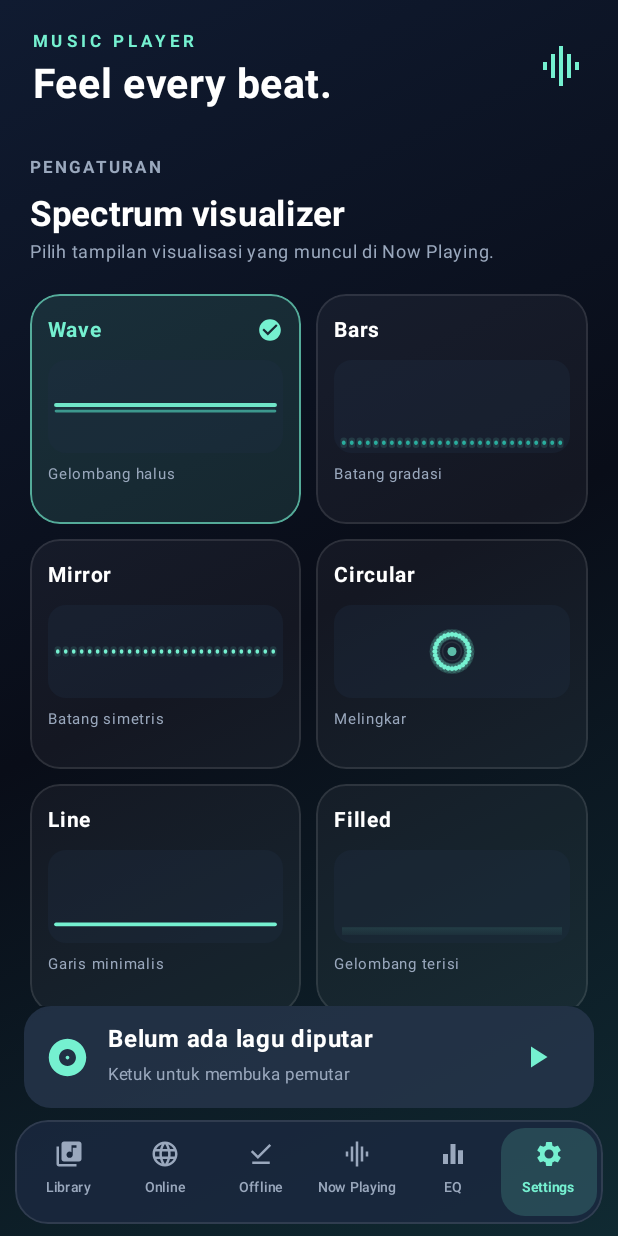
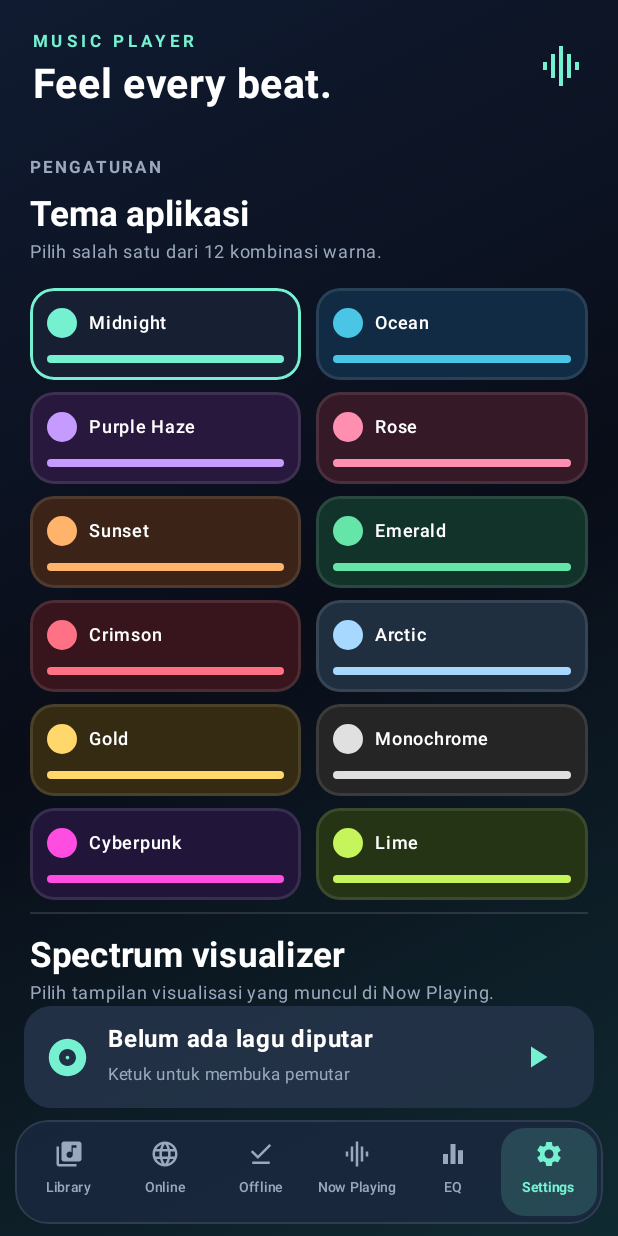
Before and after one commit to Froglands/music_player, an Android app built with Jetpack Compose: the screen it shows after launch (MainActivity), after a tap on "Settings", on a phone screen of 412 x 824 dp. Run offline under Robolectric (Android 15) with nearby library versions, the phone set to English and light mode, and no system bars; 2 statements that could not run were skipped.

Commit message:
feat: add 12 selectable app themes with saved preference

```diff
--- a/app/src/main/java/com/froglands/musicplayer/MainActivity.kt
+++ b/app/src/main/java/com/froglands/musicplayer/MainActivity.kt
@@ -72,10 +72,26 @@ import kotlinx.coroutines.withContext
 import kotlinx.coroutines.launch
 import kotlin.math.*
 
-private val Ink = Color(0xFF090D18)
-private val Panel = Color(0xFF171F32)
-private val Mint = Color(0xFF75F0D0)
-private val Muted = Color(0xFF9AA8BD)
+private data class AppPalette(val name: String, val background: Color, val panel: Color, val accent: Color, val muted: Color)
+private val AppPalettes = listOf(
+    AppPalette("Midnight", Color(0xFF090D18), Color(0xFF171F32), Color(0xFF75F0D0), Color(0xFF9AA8BD)),
+    AppPalette("Ocean", Color(0xFF061827), Color(0xFF102B43), Color(0xFF49C6E5), Color(0xFF9AB8C8)),
+    AppPalette("Purple Haze", Color(0xFF140D22), Color(0xFF28183D), Color(0xFFC69BFF), Color(0xFFB5A6C9)),
+    AppPalette("Rose", Color(0xFF1D0D16), Color(0xFF351927), Color(0xFFFF8FB1), Color(0xFFC7A5B2)),
+    AppPalette("Sunset", Color(0xFF211109), Color(0xFF3B2417), Color(0xFFFFB36B), Color(0xFFD0B29A)),
+    AppPalette("Emerald", Color(0xFF071B16), Color(0xFF123329), Color(0xFF65E6A8), Color(0xFF9BBDAA)),
+    AppPalette("Crimson", Color(0xFF1D090D), Color(0xFF38151D), Color(0xFFFF7185), Color(0xFFC9A0A6)),
+    AppPalette("Arctic", Color(0xFF101923), Color(0xFF202F40), Color(0xFFA7D8FF), Color(0xFFB0C2D2)),
+    AppPalette("Gold", Color(0xFF1B1708), Color(0xFF342B12), Color(0xFFFFD76A), Color(0xFFC9BD94)),
+    AppPalette("Monochrome", Color(0xFF101010), Color(0xFF252525), Color(0xFFE0E0E0), Color(0xFFAAAAAA)),
+    AppPalette("Cyberpunk", Color(0xFF10091F), Color(0xFF21163A), Color(0xFFFF4DE1), Color(0xFFB5A0D4)),
+    AppPalette("Lime", Color(0xFF101807), Color(0xFF253414), Color(0xFFC5F45B), Color(0xFFB3C58C))
+)
+private val activePalette = mutableStateOf(AppPalettes.first())
+private val Ink get() = activePalette.value.background
+private val Panel get() = activePalette.value.panel
+private val Mint get() = activePalette.value.accent
+private val Muted get() = activePalette.value.muted
 private val TargetFrequencies = floatArrayOf(31f, 63f, 125f, 250f, 500f, 1000f, 2000f, 4000f, 8000f, 10000f, 12000f, 16000f)
 private val FrequencyLabels = listOf("31", "63", "125", "250", "500", "1k", "2k", "4k", "8k", "10k", "12k", "16k")
 
@@ -210,6 +226,7 @@ private fun MusicPlayerApp(
     var libraryScrollIndex by rememberSaveable { mutableIntStateOf(0) }
     var libraryScrollOffset by rememberSaveable { mutableIntStateOf(0) }
     var lyricsEnabled by rememberSaveable { mutableStateOf(true) }
+    var selectedTheme by rememberSaveable { mutableStateOf("Midnight") }
     val appContext = androidx.compose.ui.platform.LocalContext.current
     val preferences = remember { appContext.getSharedPreferences("music_player_preferences", android.content.Context.MODE_PRIVATE) }
     var lyricsText by remember { mutableStateOf("") }
@@ -243,6 +260,8 @@ private fun MusicPlayerApp(
     var spectrumStyle by remember { mutableStateOf(SpectrumStyle.WAVE) }
     LaunchedEffect(Unit) {
         lyricsEnabled = preferences.getBoolean("lyrics_enabled", true)
+        selectedTheme = preferences.getString("app_theme", "Midnight") ?: "Midnight"
+        activePalette.value = AppPalettes.firstOrNull { it.name == selectedTheme } ?: AppPalettes.first()
         spectrumStyle = runCatching { SpectrumStyle.valueOf(preferences.getString("spectrum_style", "WAVE") ?: "WAVE") }.getOrDefault(SpectrumStyle.WAVE)
     }
     var audioSessionId by remember { mutableIntStateOf(0) }
@@ -497,7 +516,13 @@ private fun MusicPlayerApp(
                         onLyricsEnabled = { enabled -> lyricsEnabled = enabled; preferences.edit().putBoolean("lyrics_enabled", enabled).apply() },
                         audioQuality = audioDownloadQuality, videoQuality = videoDownloadQuality,
                         onAudioQuality = { value -> audioDownloadQuality = value; preferences.edit().putString("download_audio_quality", value).apply() },
-                        onVideoQuality = { value -> videoDownloadQuality = value; preferences.edit().putString("download_video_quality", value).apply() }
+                        onVideoQuality = { value -> videoDownloadQuality = value; preferences.edit().putString("download_video_quality", value).apply() },
+                        selectedTheme = selectedTheme,
+                        onThemeSelected = { name ->
+                            selectedTheme = name
+                            activePalette.value = AppPalettes.first { it.name == name }
+                            preferences.edit().putString("app_theme", name).apply()
+                        }
                     )
                 }
             }
@@ -853,11 +878,37 @@ private fun SpectrumDots(levels: List<Float>, modifier: Modifier) {
 private fun SettingsScreen(
     spectrum: List<Float>, selectedStyle: SpectrumStyle, onStyleSelected: (SpectrumStyle) -> Unit,
     lyricsEnabled: Boolean, onLyricsEnabled: (Boolean) -> Unit,
-    audioQuality: String, videoQuality: String, onAudioQuality: (String) -> Unit, onVideoQuality: (String) -> Unit
+    audioQuality: String, videoQuality: String, onAudioQuality: (String) -> Unit, onVideoQuality: (String) -> Unit,
+    selectedTheme: String, onThemeSelected: (String) -> Unit
 ) {
     Column(Modifier.fillMaxSize().verticalScroll(rememberScrollState()).padding(horizontal = 20.dp, vertical = 12.dp)) {
         Text("PENGATURAN", color = Muted, fontSize = 11.sp, fontWeight = FontWeight.Bold, letterSpacing = 2.sp)
         Spacer(Modifier.height(5.dp))
+        Text("Tema aplikasi", color = Color.White, fontSize = 23.sp, fontWeight = FontWeight.Bold)
+        Text("Pilih salah satu dari 12 kombinasi warna.", color = Muted, fontSize = 12.sp)
+        Spacer(Modifier.height(12.dp))
+        AppPalettes.chunked(2).forEach { row ->
+            Row(Modifier.fillMaxWidth(), horizontalArrangement = Arrangement.spacedBy(10.dp)) {
+                row.forEach { palette ->
+                    val active = palette.name == selectedTheme
+                    Column(Modifier.weight(1f).clip(RoundedCornerShape(16.dp))
+                        .background(palette.panel).border(2.dp, if (active) palette.accent else Color.White.copy(alpha = .10f), RoundedCornerShape(16.dp))
+                        .clickable { onThemeSelected(palette.name) }.padding(11.dp)) {
+                        Row(verticalAlignment = Alignment.CenterVertically) {
+                            Box(Modifier.size(20.dp).clip(CircleShape).background(palette.accent))
+                            Spacer(Modifier.width(8.dp))
+                            Text(palette.name, color = Color.White, fontWeight = FontWeight.SemiBold, fontSize = 12.sp)
+                        }
+                        Spacer(Modifier.height(9.dp))
+                        Box(Modifier.fillMaxWidth().height(5.dp).clip(CircleShape).background(palette.accent))
+                    }
+                }
+                if (row.size == 1) Spacer(Modifier.weight(1f))
+            }
+            Spacer(Modifier.height(8.dp))
+        }
+        Divider(color = Color.White.copy(alpha = .12f))
+        Spacer(Modifier.height(14.dp))
         Text("Spectrum visualizer", color = Color.White, fontSize = 23.sp, fontWeight = FontWeight.Bold)
         Text("Pilih tampilan visualisasi yang muncul di Now Playing.", color = Muted, fontSize = 12.sp)
         Spacer(Modifier.height(16.dp))
```
